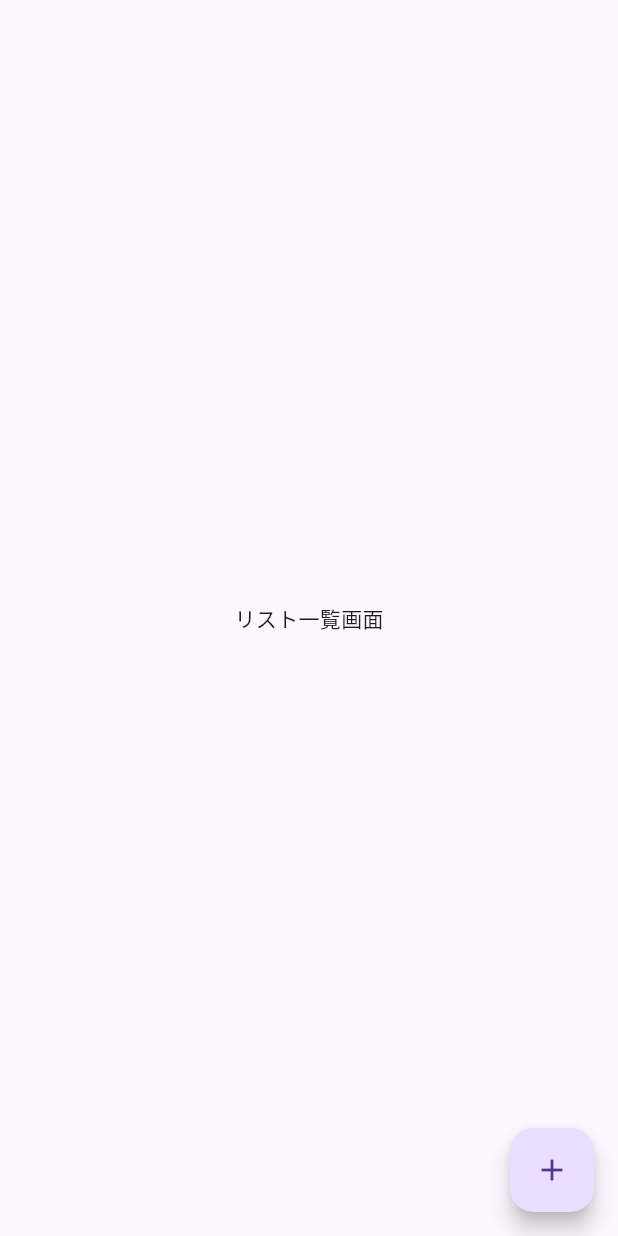
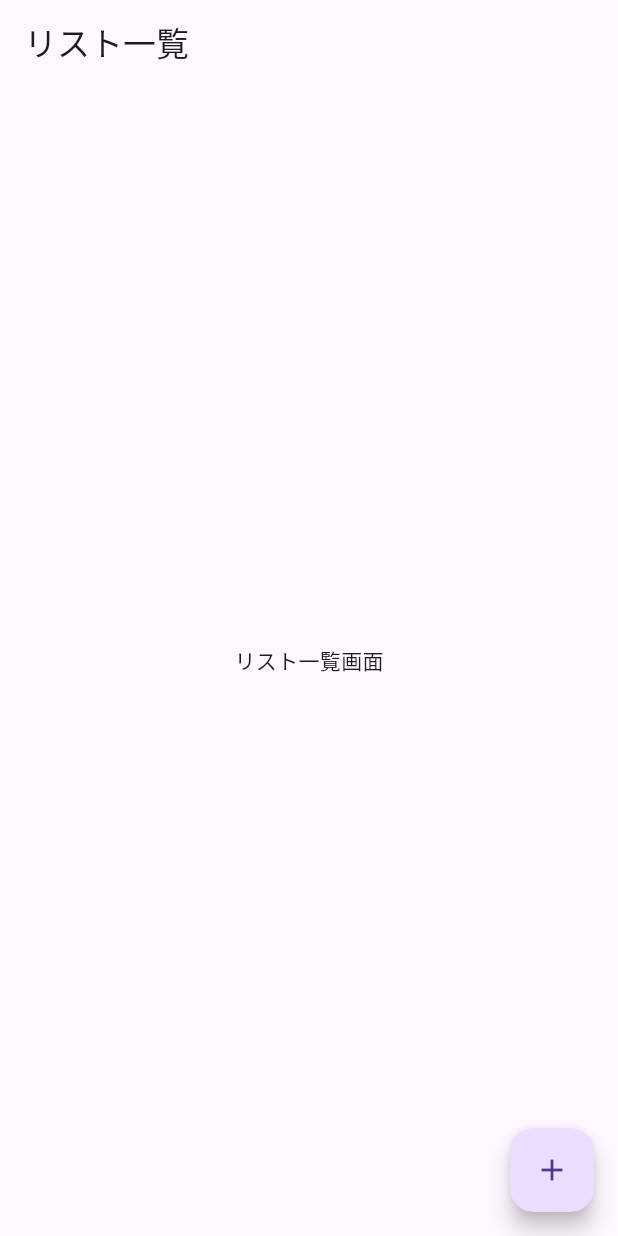
Before and after one commit to hiromichi-sase/Flutter_mytodoapp, a Flutter app: the screen it shows after launch, on a phone screen of 412 x 824 dp. Run offline on Flutter 3.47's test engine with Material 3 defaults, Android fonts, the phone set to English and light mode, and no system bars.

Commit message:
AppBarを表示する

```diff
--- a/lib/main.dart
+++ b/lib/main.dart
@@ -26,6 +26,11 @@ class TodoListPage extends StatelessWidget {
   @override
   Widget build(BuildContext context) {
     return Scaffold(
+      // *** 追加する部分 ***
+      // AppBarを表示し、タイトルも設定
+      appBar: AppBar(
+        title: Text('リスト一覧'),
+      ),
       body: Center(
         child: Text('リスト一覧画面'),
       ),
```
